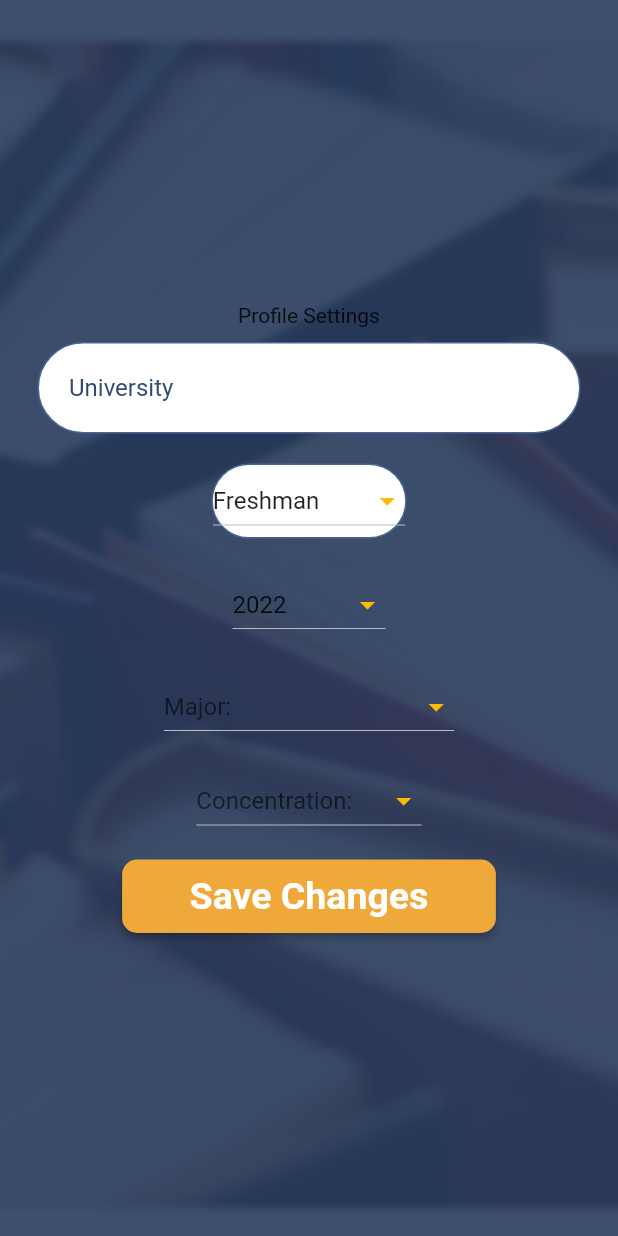
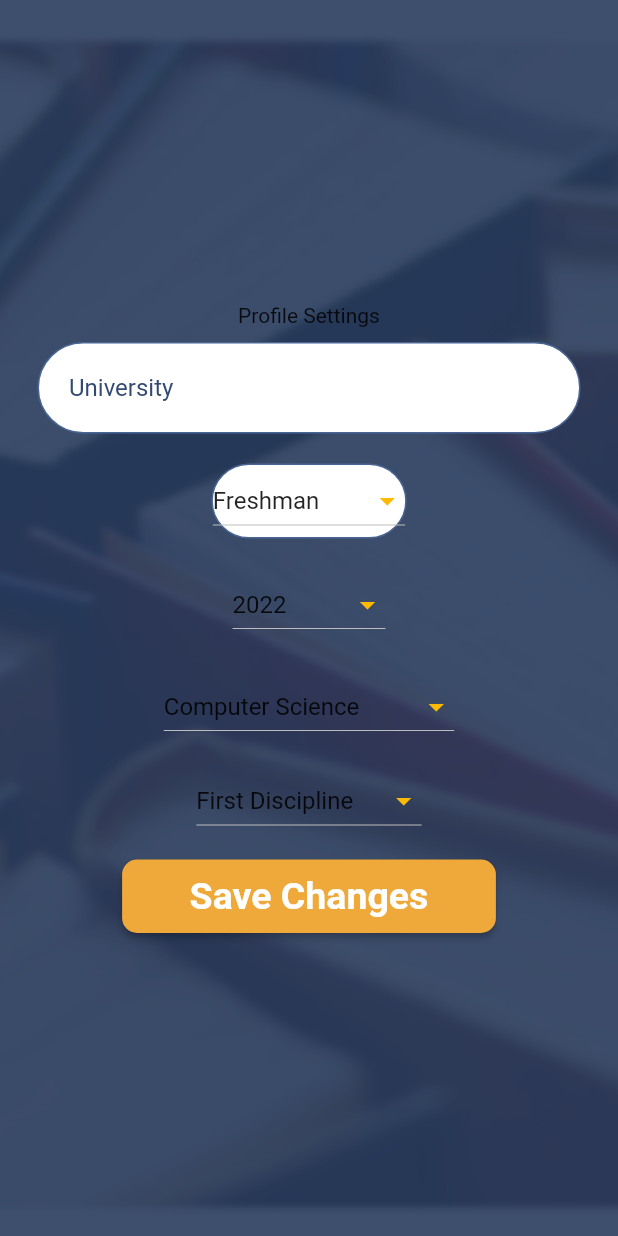
Before and after one commit to AaeroSpace/loginui, a Flutter app: the Aboutme screen opened directly, on a phone screen of 412 x 824 dp. Run offline on Flutter 3.47's test engine with Material 2 defaults, Android fonts, the phone set to English and light mode, and no system bars.

Commit message:
Add files via upload

```diff
--- a/lib/AboutMe.dart
+++ b/lib/AboutMe.dart
@@ -28,13 +28,13 @@ class _Aboutme extends State<Aboutme> {
   ];
   String Majorvalue = 'Computer Science';
   var Major = [
-    'Compter Science',
+    'Computer Science',
     'Chemical Engineering',
     'Mechanical Engineering',
     'Civil Engineering',
-    'Computer Engineering',
+    'CE',
   ];
-  String Concentrationvalue = 'Item 1';
+  String Concentrationvalue = 'First Discipline';
   var Concentration = [
     'First Discipline',
     'Second Discipline',
```
